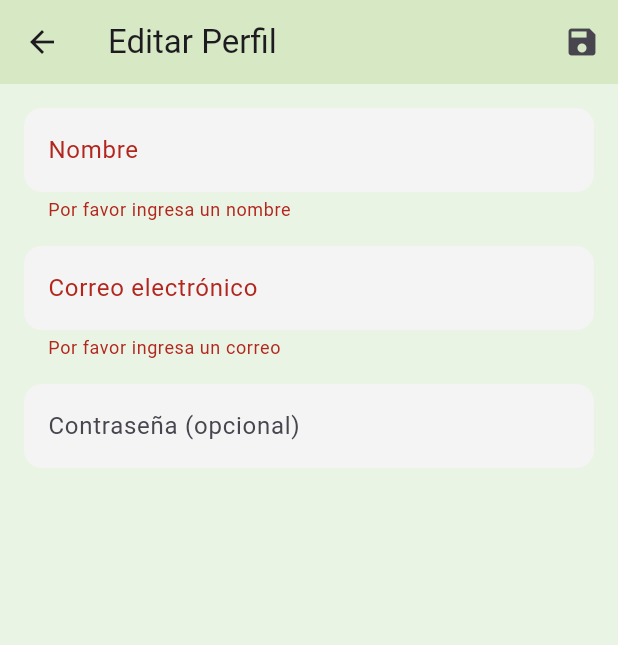
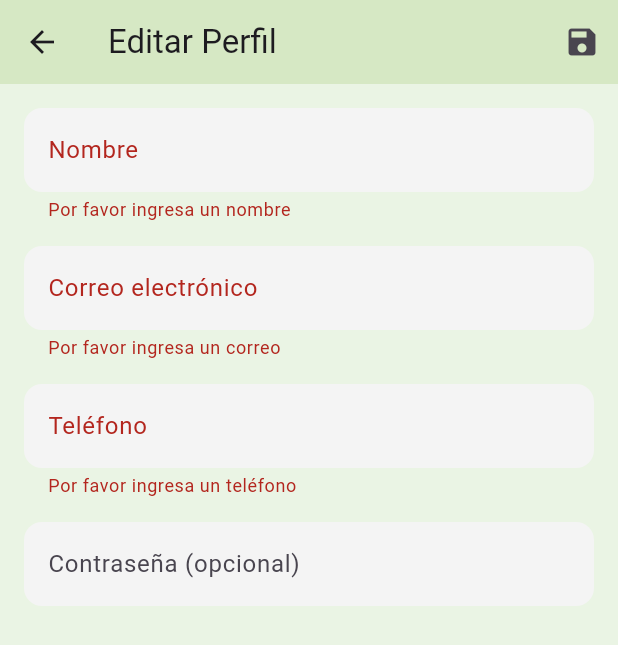
Before and after one commit to mrami8/leafy_app_flutter, a Flutter app: the EditProfileScreen screen opened directly, after a tap on the "save" icon, on a phone screen of 412 x 824 dp. Shown: the top 645 px of the screen. Run offline on Flutter 3.47's test engine with Material 3 defaults, Android fonts, the phone set to English and light mode, and no system bars; our stand-ins replace image_picker, supabase_flutter, table_calendar; accounts and stored records are empty.

Commit message:
EditProfileScreen&Provider V3

```diff
--- a/lib/providers/user_profile_provider.dart
+++ b/lib/providers/user_profile_provider.dart
@@ -2,64 +2,64 @@ import 'package:flutter/material.dart';
 import 'auth_provider.dart';
 import 'package:supabase_flutter/supabase_flutter.dart';
 
-// Provider que gestiona la información del perfil del usuario
 class UserProfileProvider extends ChangeNotifier {
-  String _username = ''; // Nombre de usuario
-  String _email = ''; // Email del usuario
-  String _fotoPerfil = ''; // URL de la foto de perfil
-  bool _isLoading = false; // Indicador de carga
+  String _username = '';
+  String _email = '';
+  String _telefono = '';
+  String _fotoPerfil = '';
+  bool _isLoading = false;
 
-  // Getters públicos para acceder a los valores privados
   String get username => _username;
   String get email => _email;
+  String get telefono => _telefono;
   String get fotoPerfil => _fotoPerfil;
   bool get isLoading => _isLoading;
 
-  // Método para cargar los datos del perfil a partir del AuthProvider
   void loadFromAuth(AuthProvider auth) {
     _isLoading = true;
-    notifyListeners(); // Notifica a la UI que está cargando
+    notifyListeners();
 
     final profile = auth.userProfile;
     if (profile != null) {
-      // Carga los valores desde el perfil
       _username = profile['nombre'] ?? 'Sin nombre';
       _email = profile['email'] ?? 'Sin email';
+      _telefono = profile['telefono'] ?? '';
       _fotoPerfil = profile['foto_perfil'] ?? '';
     } else {
       print("No se pudo cargar el perfil del usuario.");
     }
 
     _isLoading = false;
-    notifyListeners(); // Notifica a la UI que ha terminado la carga
+    notifyListeners();
   }
 
-  // Actualiza el nombre y email del usuario en Supabase y localmente
   Future<void> updateProfile({
     required String username,
     required String email,
+    required String telefono,
     required AuthProvider auth,
   }) async {
     final supabase = auth.supabase;
 
-    // Actualiza los datos del perfil en la tabla 'usuarios'
-    final result = await supabase
+    await supabase
         .from('usuarios')
-        .update({'nombre': username, 'email': email})
-        .eq('id', auth.user!.id); // Filtra por ID del usuario
+        .update({
+          'nombre': username,
+          'email': email,
+          'telefono': telefono,
+        })
+        .eq('id', auth.user!.id);
 
-    // Si el email fue modificado, también se actualiza en la sesión de Supabase Auth
     if (email != _email) {
       await supabase.auth.updateUser(UserAttributes(email: email));
     }
 
-    // Actualiza localmente los datos y notifica cambios
     _username = username;
     _email = email;
+    _telefono = telefono;
     notifyListeners();
   }
 
-  // Actualiza la contraseña del usuario autenticado
   Future<void> updatePassword(String newPassword, AuthProvider auth) async {
     final supabase = auth.supabase;
     if (auth.user != null) {
--- a/lib/screens/edit_profile_screen.dart
+++ b/lib/screens/edit_profile_screen.dart
@@ -3,7 +3,6 @@ import 'package:provider/provider.dart';
 import 'package:leafy_app_flutter/providers/user_profile_provider.dart';
 import 'package:leafy_app_flutter/providers/auth_provider.dart';
 
-// Pantalla para editar el perfil del usuario
 class EditProfileScreen extends StatefulWidget {
   const EditProfileScreen({super.key});
 
@@ -12,31 +11,28 @@ class EditProfileScreen extends StatefulWidget {
 }
 
 class _EditProfileScreenState extends State<EditProfileScreen> {
-  final _formKey = GlobalKey<FormState>(); // Clave para validar el formulario
+  final _formKey = GlobalKey<FormState>();
 
-  // Controladores para los campos de texto
   late TextEditingController _usernameController;
   late TextEditingController _emailController;
+  late TextEditingController _phoneController;
   late TextEditingController _passwordController;
 
   @override
   void initState() {
     super.initState();
-    // Cargar datos iniciales del perfil desde el provider
-    final userProfile = Provider.of<UserProfileProvider>(
-      context,
-      listen: false,
-    );
+    final userProfile = Provider.of<UserProfileProvider>(context, listen: false);
     _usernameController = TextEditingController(text: userProfile.username);
     _emailController = TextEditingController(text: userProfile.email);
+    _phoneController = TextEditingController(text: userProfile.telefono);
     _passwordController = TextEditingController();
   }
 
   @override
   void dispose() {
-    // Liberar recursos de los controladores
     _usernameController.dispose();
     _emailController.dispose();
+    _phoneController.dispose();
     _passwordController.dispose();
     super.dispose();
   }
@@ -47,24 +43,22 @@ class _EditProfileScreenState extends State<EditProfileScreen> {
     final userProfileProvider = Provider.of<UserProfileProvider>(context);
 
     return Scaffold(
-      backgroundColor: const Color(0xFFEAF4E4), // Fondo verde claro
+      backgroundColor: const Color(0xFFEAF4E4),
       appBar: AppBar(
         title: Text('Editar Perfil'),
-        backgroundColor: const Color(0xFFD6E8C4), // Barra verde suave
+        backgroundColor: const Color(0xFFD6E8C4),
         actions: [
           IconButton(
             icon: Icon(Icons.save),
             onPressed: () async {
-              // Validación y guardado del formulario
               if (_formKey.currentState!.validate()) {
-                // Actualiza nombre y correo
                 await userProfileProvider.updateProfile(
                   username: _usernameController.text,
                   email: _emailController.text,
+                  telefono: _phoneController.text,
                   auth: authProvider,
                 );
 
-                // Si se ingresó nueva contraseña, la actualiza
                 if (_passwordController.text.isNotEmpty) {
                   await userProfileProvider.updatePassword(
                     _passwordController.text,
@@ -72,8 +66,12 @@ class _EditProfileScreenState extends State<EditProfileScreen> {
                   );
                 }
 
-                // Cierra la pantalla
-                Navigator.pop(context);
+                if (context.mounted) {
+                  ScaffoldMessenger.of(context).showSnackBar(
+                    SnackBar(content: Text('Perfil actualizado correctamente')),
+                  );
+                  Navigator.pop(context);
+                }
               }
             },
           ),
@@ -82,10 +80,9 @@ class _EditProfileScreenState extends State<EditProfileScreen> {
       body: Padding(
         padding: const EdgeInsets.all(16.0),
         child: Form(
-          key: _formKey, // Referencia al formulario para validación
+          key: _formKey,
           child: Column(
             children: [
-              // Campo de nombre
               TextFormField(
                 controller: _usernameController,
                 decoration: InputDecoration(
@@ -105,7 +102,6 @@ class _EditProfileScreenState extends State<EditProfileScreen> {
                 },
               ),
               SizedBox(height: 16),
-              // Campo de correo electrónico
               TextFormField(
                 controller: _emailController,
                 decoration: InputDecoration(
@@ -121,20 +117,36 @@ class _EditProfileScreenState extends State<EditProfileScreen> {
                   if (value == null || value.isEmpty) {
                     return 'Por favor ingresa un correo';
                   }
-                  // Validación básica de correo
-                  if (!RegExp(
-                    r"^[a-zA-Z0-9._%+-]+@[a-zA-Z0-9.-]+\.[a-zA-Z]{2,}$",
-                  ).hasMatch(value)) {
+                  if (!RegExp(r"^[a-zA-Z0-9._%+-]+@[a-zA-Z0-9.-]+\.[a-zA-Z]{2,}$")
+                      .hasMatch(value)) {
                     return 'Por favor ingresa un correo válido';
                   }
                   return null;
                 },
               ),
               SizedBox(height: 16),
-              // Campo de contraseña (opcional)
+              TextFormField(
+                controller: _phoneController,
+                decoration: InputDecoration(
+                  labelText: 'Teléfono',
+                  filled: true,
+                  fillColor: const Color(0xFFF4F4F4),
+                  border: OutlineInputBorder(
+                    borderRadius: BorderRadius.circular(12),
+                    borderSide: BorderSide.none,
+                  ),
+                ),
+                validator: (value) {
+                  if (value == null || value.isEmpty) {
+                    return 'Por favor ingresa un teléfono';
+                  }
+                  return null;
+                },
+              ),
+              SizedBox(height: 16),
               TextFormField(
                 controller: _passwordController,
-                obscureText: true, // Oculta el texto ingresado
+                obscureText: true,
                 decoration: InputDecoration(
                   labelText: 'Contraseña (opcional)',
                   filled: true,
```
